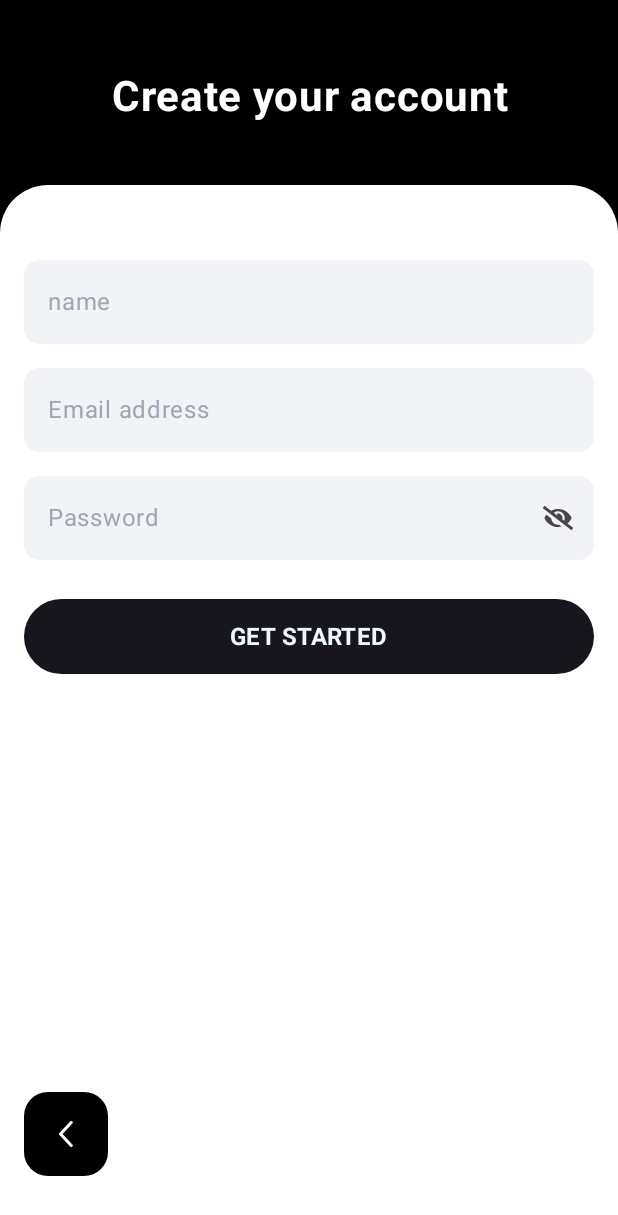
After one commit to steve1rm/BusbyTasky, an Android app built with Jetpack Compose: the composable RegisterScreen shown on its own in the app's theme, on a phone screen of 412 x 824 dp. The commit adds this screen. Shown: the top 1215 px of the screen. Run offline under Robolectric (Android 15) with nearby library versions, the phone set to English and light mode, and no system bars.

Commit message:
Completed design for register screen

```diff
--- a/component/src/main/java/me/androidbox/component/general/PasswordEntry.kt
+++ b/component/src/main/java/me/androidbox/component/general/PasswordEntry.kt
@@ -98,10 +98,6 @@ fun PreviewPasswordEntryHidden() {
             mutableStateOf("")
         }
 
-        val isVisible by remember {
-            mutableStateOf(false)
-        }
-
         PasswordEntry(
             passwordValue = text,
             placeholderText = "Password",
--- /dev/null
+++ b/component/src/main/java/me/androidbox/component/login/RegisterScreen.kt
@@ -0,0 +1,155 @@
+package me.androidbox.component.login
+
+import android.util.Log
+import androidx.compose.foundation.background
+import androidx.compose.foundation.layout.*
+import androidx.compose.foundation.shape.RoundedCornerShape
+import androidx.compose.material3.Icon
+import androidx.compose.material3.IconButton
+import androidx.compose.material3.Text
+import androidx.compose.runtime.*
+import androidx.compose.ui.Alignment
+import androidx.compose.ui.Modifier
+import androidx.compose.ui.graphics.Color
+import androidx.compose.ui.res.painterResource
+import androidx.compose.ui.res.stringResource
+import androidx.compose.ui.text.font.FontWeight
+import androidx.compose.ui.text.style.TextAlign
+import androidx.compose.ui.tooling.preview.Preview
+import androidx.compose.ui.unit.dp
+import androidx.compose.ui.unit.sp
+import me.androidbox.component.R
+import me.androidbox.component.general.PasswordEntry
+import me.androidbox.component.general.TaskButton
+import me.androidbox.component.general.UserInputEntry
+import me.androidbox.component.ui.theme.BusbyTaskyTheme
+
+@Composable
+fun RegisterScreen(
+    modifier: Modifier = Modifier
+) {
+    var username by remember {
+        mutableStateOf("")
+    }
+
+    var emailAddress by remember {
+        mutableStateOf("")
+    }
+
+    val isPasswordVisible = remember {
+        mutableStateOf(false)
+    }
+
+    var password by remember {
+        mutableStateOf("")
+    }
+
+    Column(
+        modifier = modifier
+            .fillMaxSize()
+            .background(Color.Black)
+    ) {
+
+        Spacer(modifier = Modifier.height(48.dp))
+
+        Text(
+            modifier = modifier.fillMaxWidth(),
+            text = "Create your account",
+            color = Color.White,
+            fontSize = 28.sp,
+            fontWeight = FontWeight.Bold,
+            textAlign = TextAlign.Center
+        )
+
+        Spacer(modifier = Modifier.height(42.dp))
+
+        Box {
+            Column(
+                modifier = modifier
+                    .fillMaxSize()
+                    .background(
+                        color = Color.White,
+                        shape = RoundedCornerShape(topStart = 32.dp, topEnd = 32.dp)
+                    )
+                    .padding(horizontal = 16.dp)
+            ) {
+                Spacer(modifier = modifier.height(50.dp))
+
+                /* Name */
+                UserInputEntry(
+                    inputValue = username,
+                    isInputValid = false,
+                    placeholderText = stringResource(R.string.name),
+                    onInputChange = { newText ->
+                        username = newText
+                    }
+                )
+                Spacer(modifier = Modifier.height(16.dp))
+
+                /* Email */
+                UserInputEntry(
+                    inputValue = emailAddress,
+                    isInputValid = false,
+                    placeholderText = stringResource(R.string.email_address),
+                    onInputChange = { newText ->
+                        emailAddress = newText
+                    }
+                )
+                Spacer(modifier = Modifier.height(16.dp))
+
+                /* Password */
+                PasswordEntry(
+                    passwordValue = password,
+                    placeholderText = stringResource(R.string.password),
+                    isPasswordVisible = isPasswordVisible,
+                    onPasswordChange = { newText ->
+                        password = newText
+                    }
+                )
+
+                Spacer(modifier = Modifier.height(26.dp))
+
+                TaskButton(
+                    buttonText = stringResource(R.string.get_started).uppercase(),
+                    onButtonClick = {
+                        /** TODO send to room database username and password check if correct/incorrect */
+                        Log.d("LOGIN", "username [$username] [$password]")
+                    }
+                )
+            }
+
+            Column(modifier = Modifier
+                .fillMaxWidth()
+                .align(Alignment.BottomCenter)) {
+
+                IconButton(
+                    modifier = Modifier
+                        .padding(start = 16.dp)
+                        .size(width = 56.dp, height = 56.dp)
+                        .background(
+                            color = Color.Black,
+                            shape = RoundedCornerShape(size = 16.dp)
+                        ),
+                    onClick = {
+                        /** TODO navigate back could pop back stack */
+                    }) {
+                    Icon(
+                        painter = painterResource(id = R.drawable.back_arrow),
+                        contentDescription = "Arrow back",
+                        tint = Color.White
+                    )
+                }
+
+                Spacer(modifier = Modifier.height(40.dp))
+            }
+        }
+    }
+}
+
+@Composable
+@Preview(showBackground = true)
+fun PreviewRegisterScreen() {
+    BusbyTaskyTheme {
+        RegisterScreen()
+    }
+}
--- /dev/null
+++ b/component/src/main/res/drawable/back_arrow.xml
@@ -0,0 +1,13 @@
+<vector xmlns:android="http://schemas.android.com/apk/res/android"
+    android:width="9dp"
+    android:height="17dp"
+    android:viewportWidth="9"
+    android:viewportHeight="17">
+  <path
+      android:pathData="M8,1L1,8.5L8,16"
+      android:strokeLineJoin="round"
+      android:strokeWidth="2"
+      android:fillColor="#00000000"
+      android:strokeColor="#ffffff"
+      android:strokeLineCap="round"/>
+</vector>
--- a/component/src/main/res/values/strings.xml
+++ b/component/src/main/res/values/strings.xml
@@ -3,4 +3,6 @@
     <string name="login">Log in</string>
     <string name="password">Password</string>
     <string name="name">name</string>
+    <string name="email_address">Email address</string>
+    <string name="get_started">Get Started</string>
 </resources>
--- a/presentation/src/main/java/me/androidbox/presentation/HomeActivity.kt
+++ b/presentation/src/main/java/me/androidbox/presentation/HomeActivity.kt
@@ -4,6 +4,7 @@ import android.os.Bundle
 import androidx.activity.ComponentActivity
 import androidx.activity.compose.setContent
 import me.androidbox.component.login.LoginScreen
+import me.androidbox.component.login.RegisterScreen
 import me.androidbox.presentation.ui.theme.BusbyTaskyTheme
 
 class HomeActivity : ComponentActivity() {
@@ -11,7 +12,7 @@ class HomeActivity : ComponentActivity() {
         super.onCreate(savedInstanceState)
         setContent {
             BusbyTaskyTheme {
-                LoginScreen()
+                RegisterScreen()
             }
         }
     }
```
